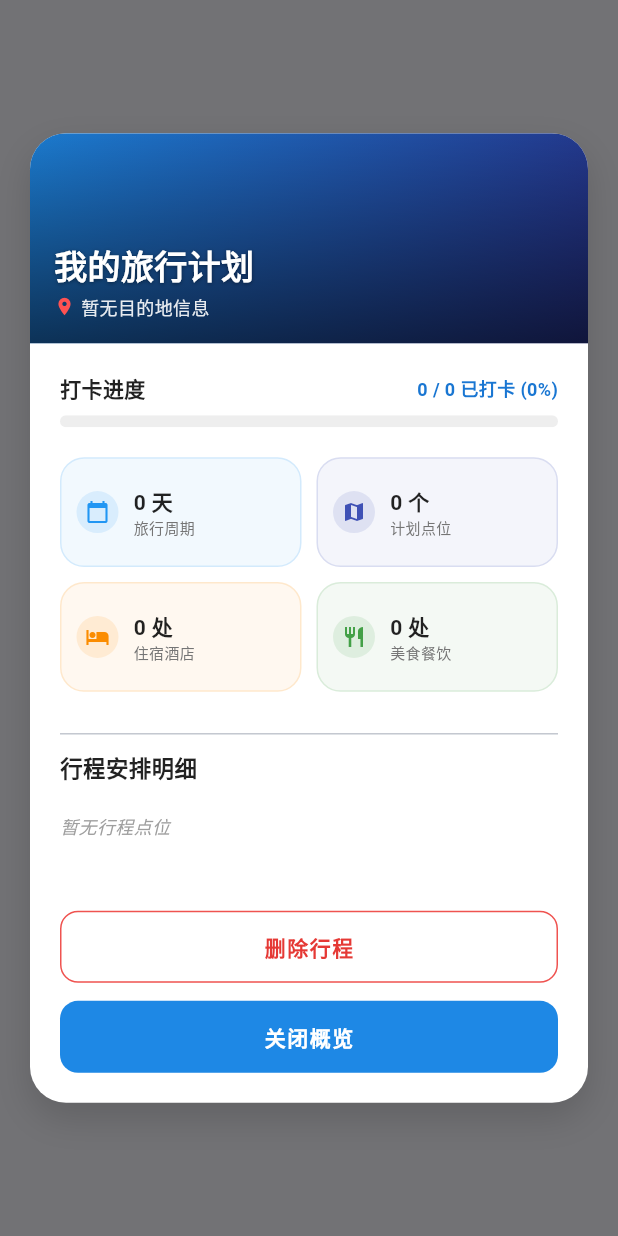
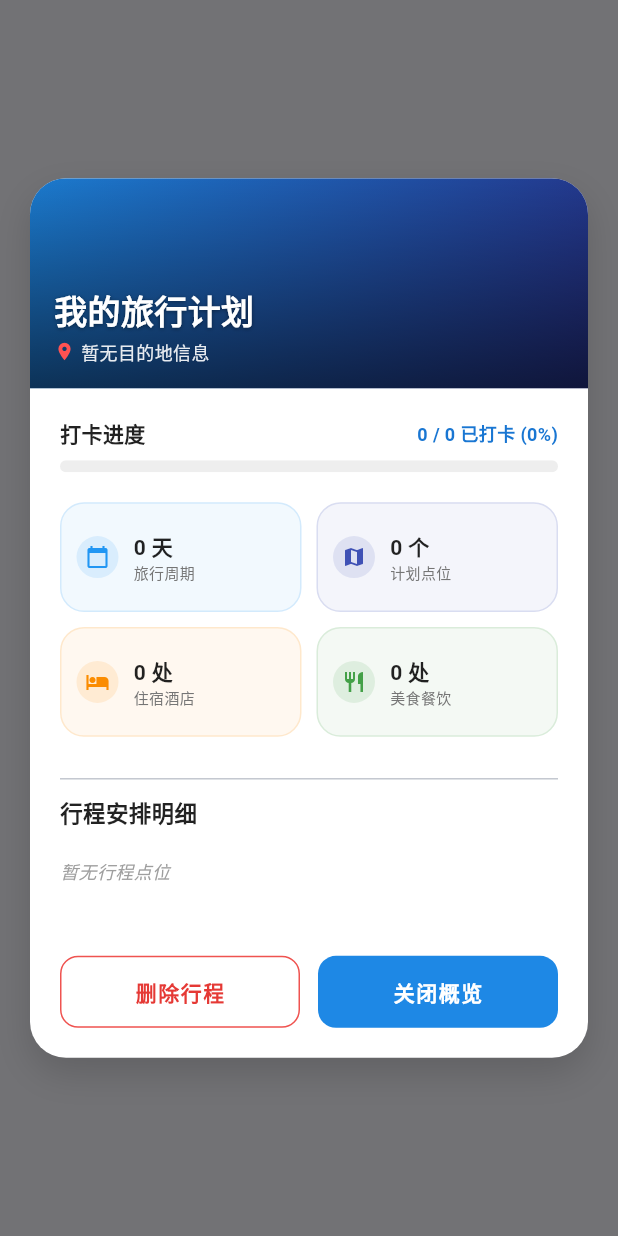
Before and after one commit to devildi/nextsticker2, a Flutter app: what showTripOverviewDialog() shows on an empty page, opened directly with empty values, on a phone screen of 412 x 824 dp. Run offline on Flutter 3.47's test engine with Material 3 defaults, Android fonts, the light colour scheme and no system bars; our stand-ins replace animated_text_kit, cached_network_image, card_swiper, dio, image_picker, reorderables and 4 more; missing offline and left inert: qiniu_flutter_sdk, video_thumbnail; accounts and stored records are empty; network calls fail.

Commit message:
26-7-1:1

```diff
--- a/lib/tools/tools.dart
+++ b/lib/tools/tools.dart
@@ -590,9 +590,10 @@ class CommonUtils {
                             ],
                           ],
                           const SizedBox(height: 24.0),
+                          Row(
+                            children: [
                               if (onDelete != null) ...[
-                            SizedBox(
-                              width: double.infinity,
+                                Expanded(
                                   child: OutlinedButton(
                                     style: OutlinedButton.styleFrom(
                                       side: BorderSide(color: Colors.red.shade400),
@@ -616,10 +617,9 @@ class CommonUtils {
                                     ),
                                   ),
                                 ),
-                            const SizedBox(height: 12.0),
+                                const SizedBox(width: 12.0),
                               ],
-                          SizedBox(
-                            width: double.infinity,
+                              Expanded(
                                 child: ElevatedButton(
                                   style: ElevatedButton.styleFrom(
                                     backgroundColor: Colors.blue.shade600,
@@ -640,6 +640,8 @@ class CommonUtils {
                                     ),
                                   ),
                                 ),
+                              ),
+                            ],
                           ),
                         ],
                       ),
```
Also changed, not shown: lib/main.dart (+16 -2 lines), lib/pages/map_design.dart (+75 -3 lines), pubspec.yaml (+7 -1 lines), assets/logo.png, pubspec.lock, 49 other files. Lines whose indentation alone changed are shown as unchanged.
